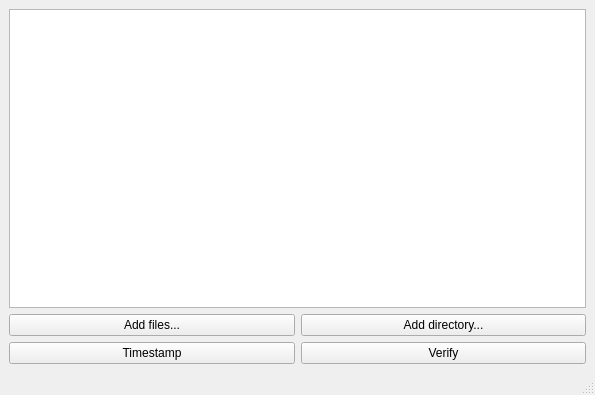
Old version of the form gui/mainwindow.ui in the repository nuke3/ChainSign.
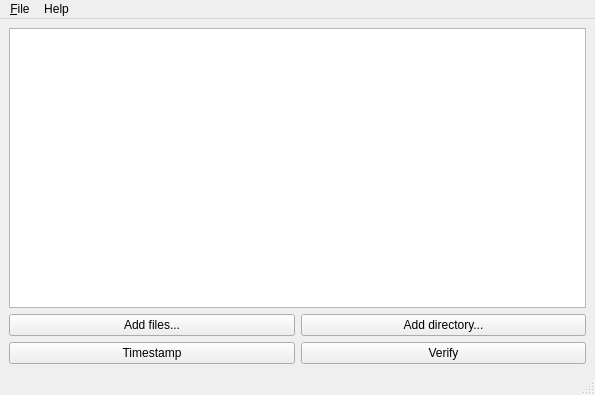
New version of the form.

Commit message: Fix requirements, initial work queue implementation

Diff of the .ui file:
```diff
--- a/gui/mainwindow.ui
+++ b/gui/mainwindow.ui
@@ -61,6 +61,22 @@
      <height>29</height>
     </rect>
    </property>
+   <widget class="QMenu" name="menuFile">
+    <property name="title">
+     <string>&amp;File</string>
+    </property>
+    <addaction name="actionSettings"/>
+    <addaction name="separator"/>
+    <addaction name="actionQuit"/>
+   </widget>
+   <widget class="QMenu" name="menuHelp">
+    <property name="title">
+     <string>Help</string>
+    </property>
+    <addaction name="actionAbout"/>
+   </widget>
+   <addaction name="menuFile"/>
+   <addaction name="menuHelp"/>
   </widget>
   <widget class="QStatusBar" name="statusbar"/>
  </widget>
```
Left out of the diff: 17 changed lines with no effect on the pictures. The commit also changes 2 other files.
